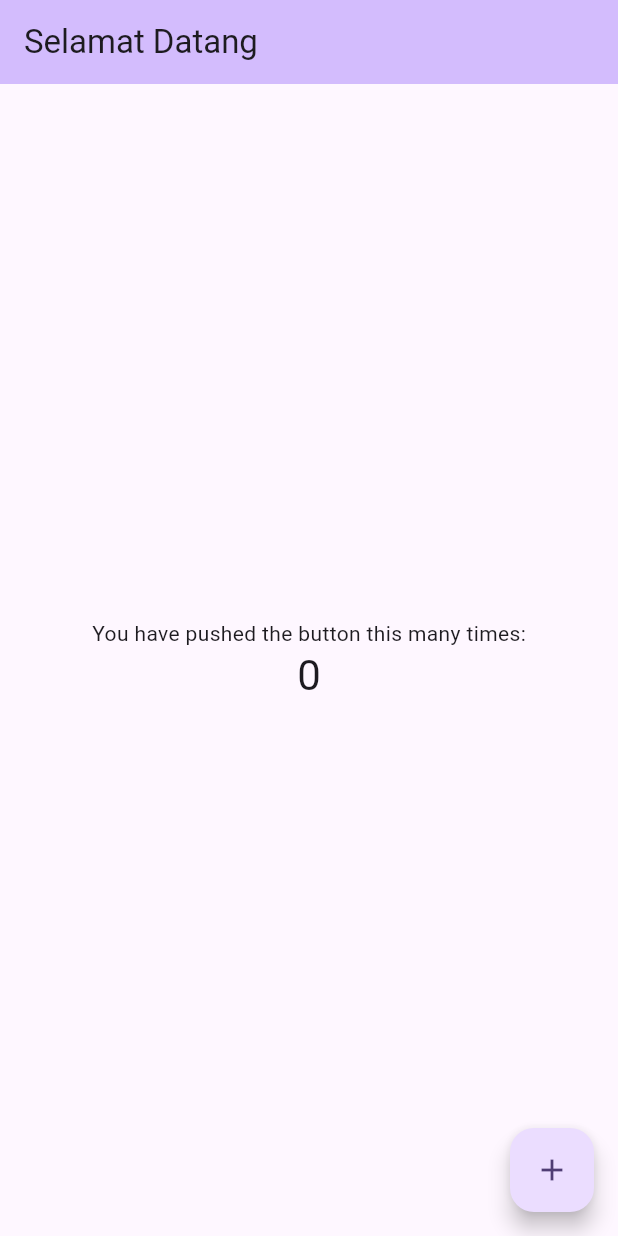
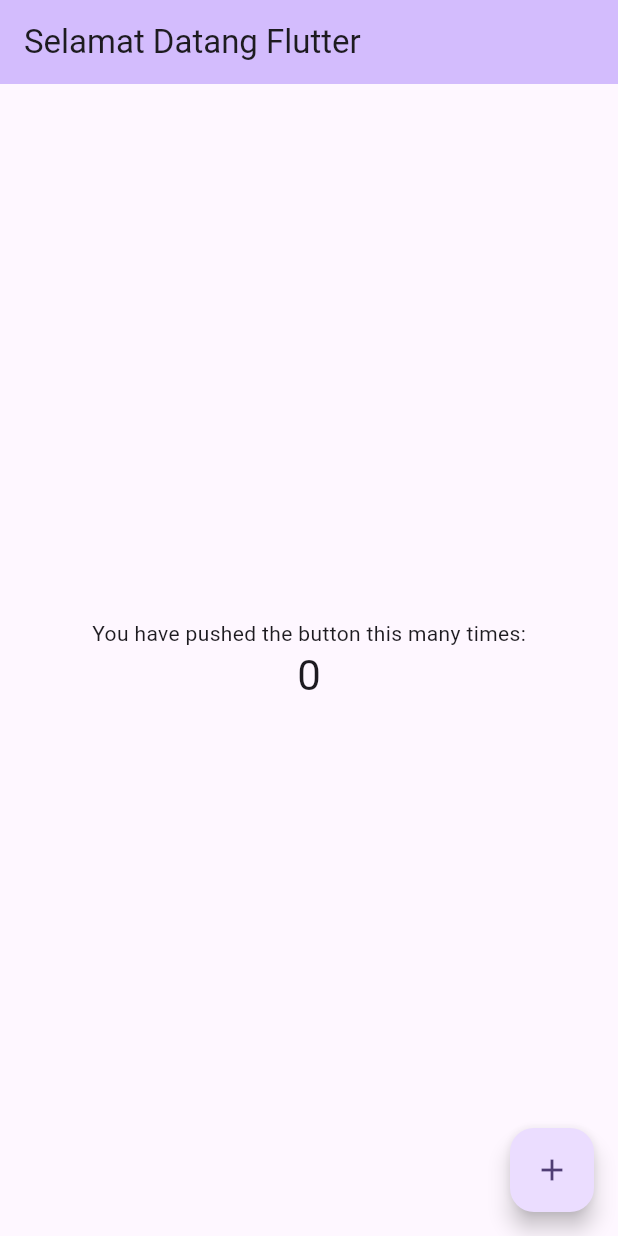
Before and after one commit to ramabie/percobaan, a Flutter app: the screen it shows after launch, on a phone screen of 412 x 824 dp. Run offline on Flutter 3.47's test engine with Material 3 defaults, Android fonts, the phone set to English and light mode, and no system bars.

Commit message:
perubahan kedua

```diff
--- a/lib/main.dart
+++ b/lib/main.dart
@@ -31,7 +31,7 @@ class MyApp extends StatelessWidget {
         colorScheme: ColorScheme.fromSeed(seedColor: Colors.deepPurple),
         useMaterial3: true,
       ),
-      home: const MyHomePage(title: 'Selamat Datang'),
+      home: const MyHomePage(title: 'Selamat Datang Flutter'),
     );
   }
 }
```
